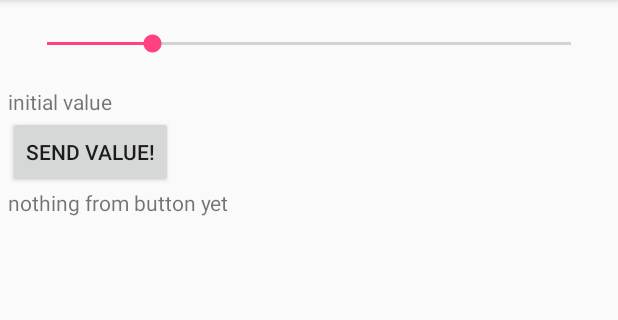
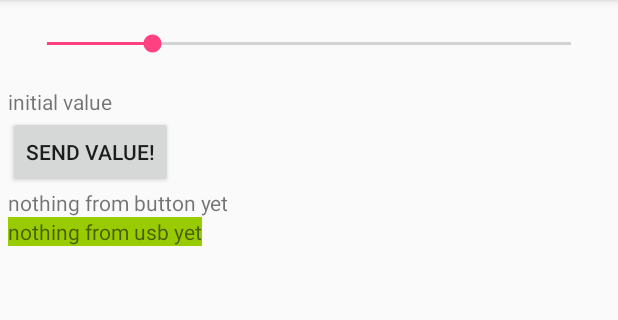
Before and after one commit to aamirhatim/advanced_mechatronics, an Android app: the screen it shows after launch (MainActivity), on a phone screen of 412 x 824 dp, the part 84-404 px from its top. Run offline under Robolectric (Android 15) with nearby library versions, the phone set to English and light mode, and no system bars.

Commit message:
Add scroll view

```diff
--- a/Copycat/app/src/main/res/layout/activity_main.xml
+++ b/Copycat/app/src/main/res/layout/activity_main.xml
@@ -39,8 +39,20 @@
             android:id="@+id/textView02"
             android:text="nothing from button yet"
             android:layout_width="wrap_content"
-            android:layout_height="wrap_content"
-            />
+            android:layout_height="wrap_content" />
+
+        <ScrollView
+            android:id="@+id/ScrollView01"
+            android:layout_width="wrap_content"
+            android:layout_height="250dip">
+
+            <TextView
+                android:id="@+id/textView03"
+                android:text="nothing from usb yet"
+                android:layout_width="wrap_content"
+                android:layout_height="wrap_content"
+                android:background="@android:color/holo_green_light" />
+        </ScrollView>
 
     </LinearLayout>
 
```
